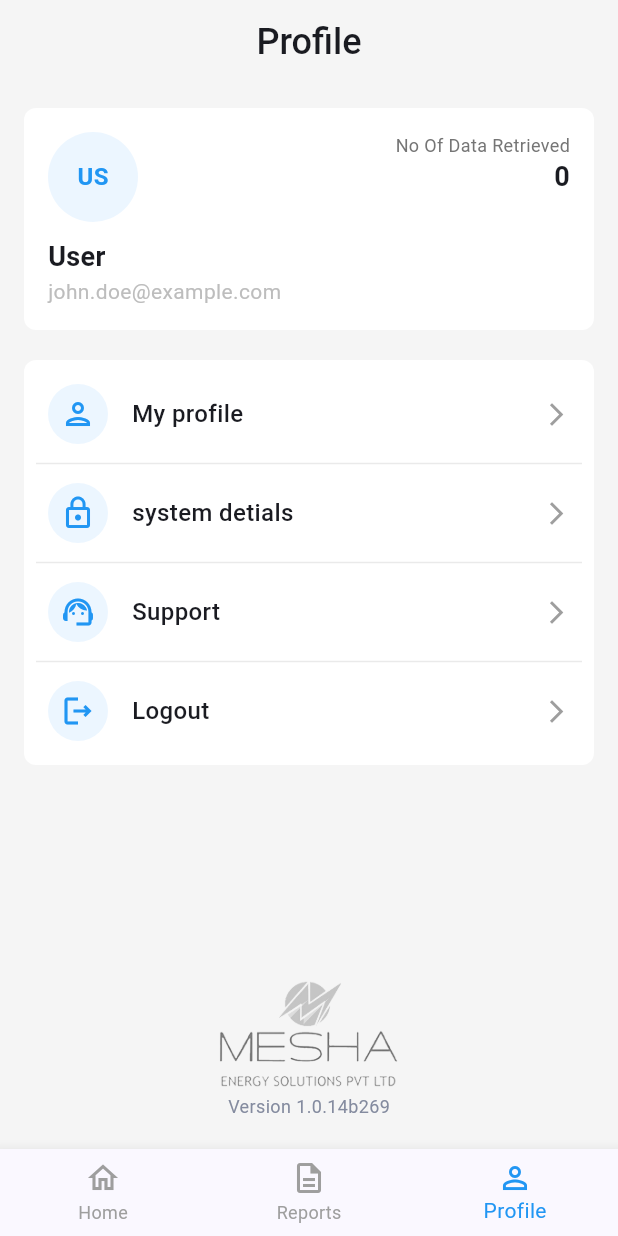
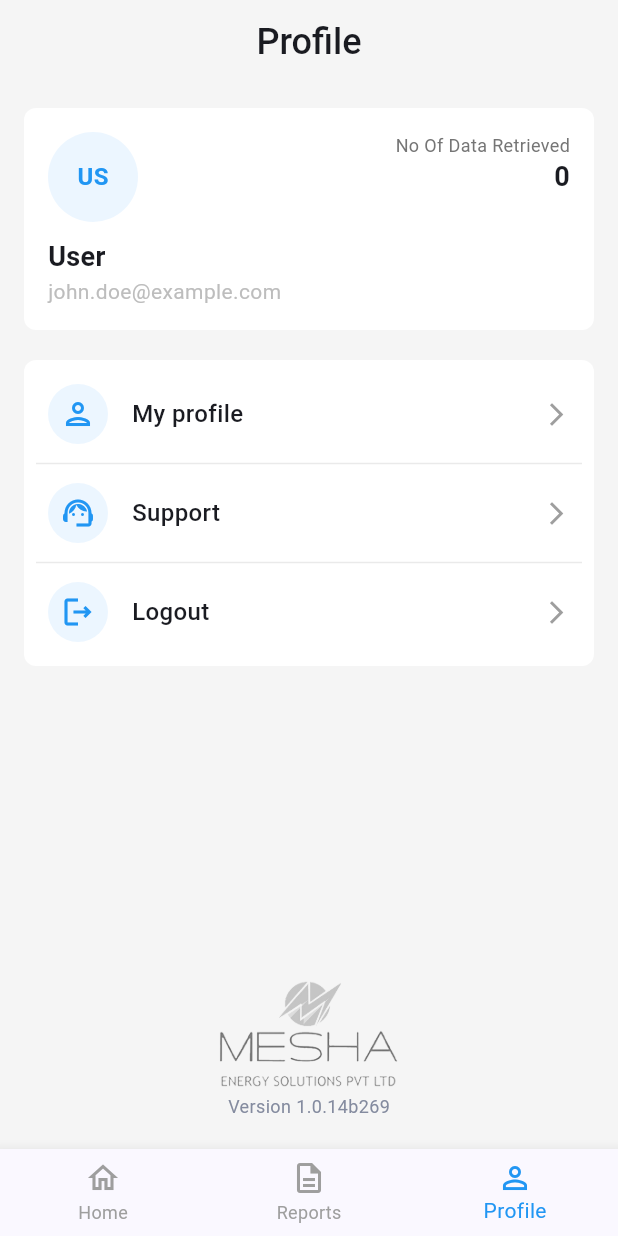
Before and after one commit to afsar1ansel/microtek_Mobile_App, a Flutter app: the ProfileScreen screen opened by its route, on a phone screen of 412 x 824 dp. Run offline on Flutter 3.47's test engine with Material 3 defaults, Android fonts, the phone set to English and light mode, and no system bars; our stand-ins replace csv, flutter_blue_plus, flutter_secure_storage, flutter_svg, open_file, permission_handler and 1 more; missing offline and left inert: ai_barcode_scanner, mobile_scanner; accounts and stored records are empty; network calls fail.

```diff
--- a/lib/main.dart
+++ b/lib/main.dart
@@ -63,7 +63,7 @@ class MyApp extends StatelessWidget {
         '/profile': (context) => const ProfileScreen(),
         '/my_profile': (context) => MyProfile(),
         // '/change_password': (context) => const ChangePasswordPage(),
-        '/system_details': (context) => const SystemDetails(),
+        // '/system_details': (context) => const SystemDetails(),
         // '/test': (context) => const HomeScreen(),
       },
     );
--- a/lib/views/profile.dart
+++ b/lib/views/profile.dart
@@ -422,17 +422,17 @@ class _ProfileScreenState extends State<ProfileScreen> {
                     color: Color(0xFFEAEAEA),
                   ),
                   //changed to system details from change password
-                  NavigationCard(
-                      onTap: () {
-                        print("Change Password clicked!");
-                        Navigator.pushNamed(context, '/system_details');
-                      },
-                      title: 'system detials',
-                      icon: Icons.lock_outline),
-                  const Divider(
-                    height: 10,
-                    color: Color(0xFFEAEAEA),
-                  ),
+                  // NavigationCard(
+                  //     onTap: () {
+                  //       print("Change Password clicked!");
+                  //       Navigator.pushNamed(context, '/system_details');
+                  //     },
+                  //     title: 'system detials',
+                  //     icon: Icons.lock_outline),
+                  // const Divider(
+                  //   height: 10,
+                  //   color: Color(0xFFEAEAEA),
+                  // ),
                   NavigationCard(
                       onTap: () {
                         print("Support clicked!");
```
